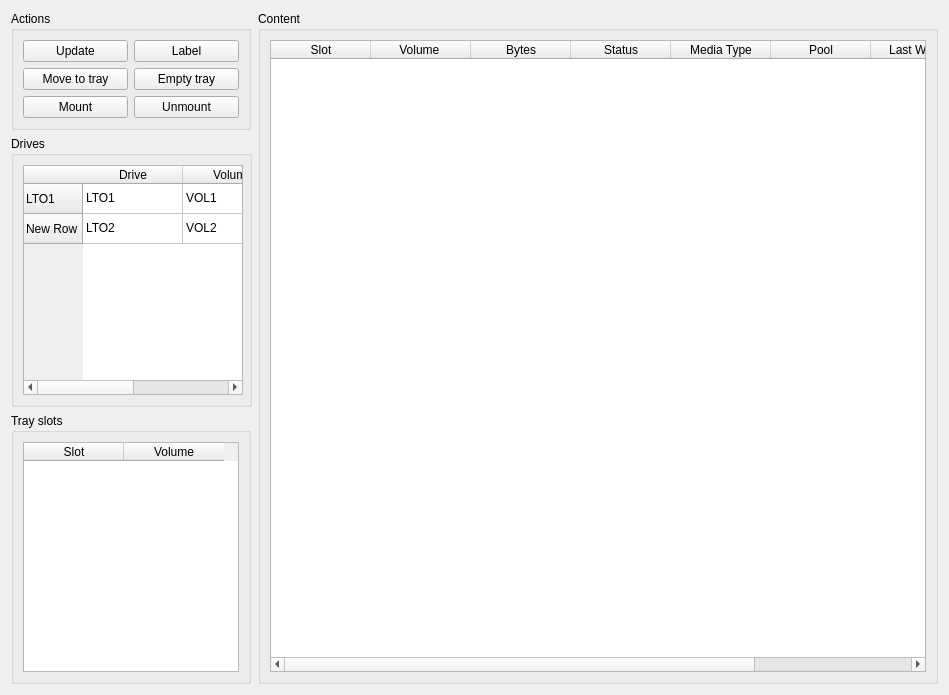
rkorzeniewski/bacula, file bacula/src/qt-console/storage/content.ui: the form before one commit.
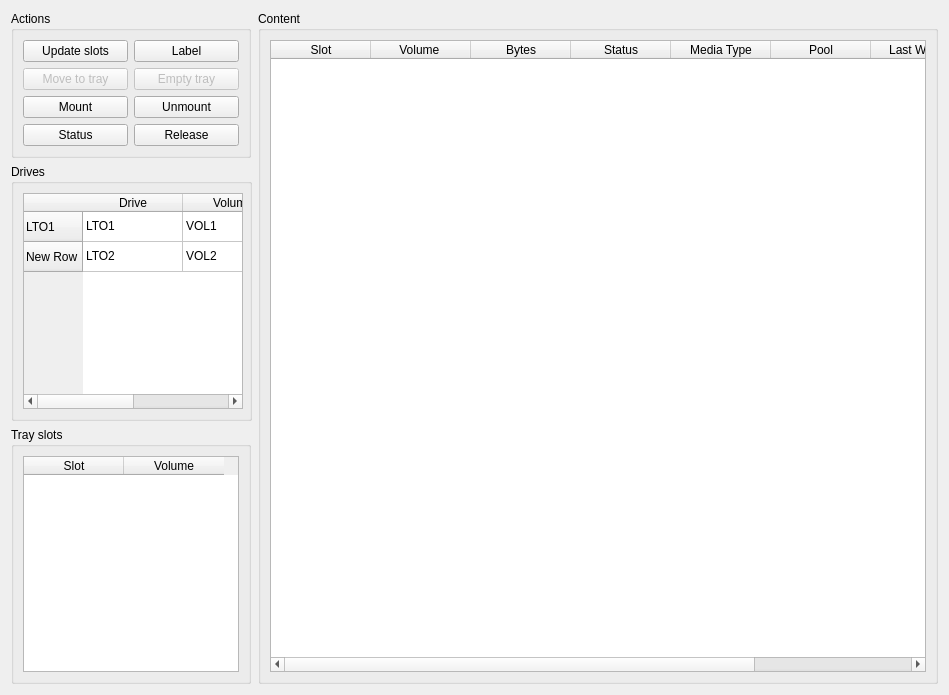
The form after the commit. Icons and pictures are not drawn.

Commit message: connect button callback

```diff
--- a/bacula/src/qt-console/storage/content.ui
+++ b/bacula/src/qt-console/storage/content.ui
@@ -36,7 +36,7 @@
         <item row="0" column="0" >
          <widget class="QPushButton" name="pbUpdate" >
           <property name="text" >
-           <string>Update</string>
+           <string>Update slots</string>
           </property>
           <property name="icon" >
            <iconset resource="../main.qrc" >:/images/view-refresh.png</iconset>
@@ -55,6 +55,9 @@
         </item>
         <item row="1" column="0" >
          <widget class="QPushButton" name="pbMoveToTray" >
+          <property name="enabled" >
+           <bool>false</bool>
+          </property>
           <property name="text" >
            <string>Move to tray</string>
           </property>
@@ -65,6 +68,9 @@
         </item>
         <item row="1" column="1" >
          <widget class="QPushButton" name="pbEmptyTray" >
+          <property name="enabled" >
+           <bool>false</bool>
+          </property>
           <property name="text" >
            <string>Empty tray</string>
           </property>
@@ -87,6 +93,20 @@
           </property>
          </widget>
         </item>
+        <item row="3" column="0" >
+         <widget class="QPushButton" name="pbStatus" >
+          <property name="text" >
+           <string>Status</string>
+          </property>
+         </widget>
+        </item>
+        <item row="3" column="1" >
+         <widget class="QPushButton" name="pbRelease" >
+          <property name="text" >
+           <string>Release</string>
+          </property>
+         </widget>
+        </item>
        </layout>
       </widget>
      </item>
```
Left out of the diff: 4 changed lines with no effect on the pictures. The commit also changes 2 other files.
